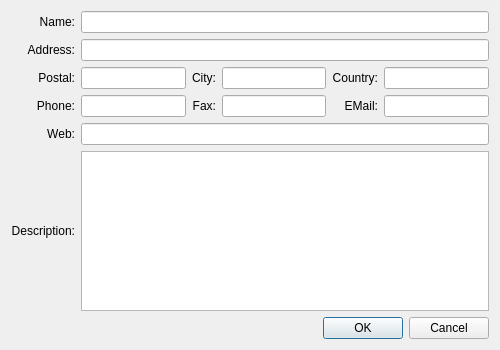
birkeh/qtPartlist, file cdistributoreditdialog.ui: the form before one commit.
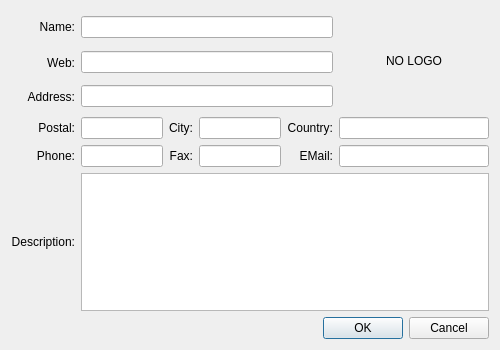
The form after the commit. Custom widgets are drawn as their Qt base class.

```diff
--- a/cdistributoreditdialog.ui
+++ b/cdistributoreditdialog.ui
@@ -18,17 +18,7 @@
     <layout class="QVBoxLayout" name="verticalLayout">
      <item>
       <layout class="QGridLayout" name="gridLayout">
-       <item row="4" column="0">
-        <widget class="QLabel" name="label_8">
-         <property name="text">
-          <string>Web:</string>
-         </property>
-         <property name="alignment">
-          <set>Qt::AlignRight|Qt::AlignTrailing|Qt::AlignVCenter</set>
-         </property>
-        </widget>
-       </item>
-       <item row="3" column="4">
+       <item row="4" column="4">
         <widget class="QLabel" name="label_7">
          <property name="text">
           <string>EMail:</string>
@@ -38,10 +28,10 @@
          </property>
         </widget>
        </item>
-       <item row="2" column="3">
+       <item row="3" column="3">
         <widget class="QLineEdit" name="m_lpCity"/>
        </item>
-       <item row="2" column="2">
+       <item row="3" column="2">
         <widget class="QLabel" name="label_4">
          <property name="text">
           <string>City:</string>
@@ -51,10 +41,10 @@
          </property>
         </widget>
        </item>
-       <item row="3" column="5">
+       <item row="4" column="5">
         <widget class="QLineEdit" name="m_lpEMail"/>
        </item>
-       <item row="2" column="4">
+       <item row="3" column="4">
         <widget class="QLabel" name="label_5">
          <property name="text">
           <string>Country:</string>
@@ -64,7 +54,7 @@
          </property>
         </widget>
        </item>
-       <item row="1" column="0">
+       <item row="2" column="0">
         <widget class="QLabel" name="label_2">
          <property name="text">
           <string>Address:</string>
@@ -84,7 +74,7 @@
          </property>
         </widget>
        </item>
-       <item row="2" column="0">
+       <item row="3" column="0">
         <widget class="QLabel" name="label_3">
          <property name="text">
           <string>Postal:</string>
@@ -94,13 +84,13 @@
          </property>
         </widget>
        </item>
-       <item row="2" column="1">
+       <item row="3" column="1">
         <widget class="QLineEdit" name="m_lpPostalCode"/>
        </item>
-       <item row="2" column="5">
+       <item row="3" column="5">
         <widget class="QLineEdit" name="m_lpCountry"/>
        </item>
-       <item row="3" column="0">
+       <item row="4" column="0">
         <widget class="QLabel" name="label_6">
          <property name="text">
           <string>Phone:</string>
@@ -110,13 +100,13 @@
          </property>
         </widget>
        </item>
-       <item row="3" column="1">
+       <item row="4" column="1">
         <widget class="QLineEdit" name="m_lpPhone"/>
        </item>
-       <item row="3" column="3">
+       <item row="4" column="3">
         <widget class="QLineEdit" name="m_lpFax"/>
        </item>
-       <item row="3" column="2">
+       <item row="4" column="2">
         <widget class="QLabel" name="label_10">
          <property name="text">
           <string>Fax:</string>
@@ -126,7 +116,32 @@
          </property>
         </widget>
        </item>
-       <item row="5" column="0">
+       <item row="0" column="5" rowspan="3">
+        <widget class="cLabel" name="m_lpLogo">
+         <property name="minimumSize">
+          <size>
+           <width>150</width>
+           <height>100</height>
+          </size>
+         </property>
+         <property name="maximumSize">
+          <size>
+           <width>150</width>
+           <height>100</height>
+          </size>
+         </property>
+         <property name="text">
+          <string>NO LOGO</string>
+         </property>
+         <property name="scaledContents">
+          <bool>false</bool>
+         </property>
+         <property name="alignment">
+          <set>Qt::AlignCenter</set>
+         </property>
+        </widget>
+       </item>
+       <item row="6" column="0">
         <widget class="QLabel" name="label_9">
          <property name="text">
           <string>Description:</string>
@@ -136,18 +151,28 @@
          </property>
         </widget>
        </item>
-       <item row="5" column="1" colspan="5">
+       <item row="6" column="1" colspan="5">
         <widget class="QTextEdit" name="m_lpDescription"/>
        </item>
-       <item row="4" column="1" colspan="5">
-        <widget class="QLineEdit" name="m_lpLink"/>
-       </item>
-       <item row="1" column="1" colspan="5">
+       <item row="2" column="1" colspan="4">
         <widget class="QLineEdit" name="m_lpAddress"/>
        </item>
-       <item row="0" column="1" colspan="5">
+       <item row="0" column="1" colspan="4">
         <widget class="QLineEdit" name="m_lpName"/>
        </item>
+       <item row="1" column="0">
+        <widget class="QLabel" name="label_8">
+         <property name="text">
+          <string>Web:</string>
+         </property>
+         <property name="alignment">
+          <set>Qt::AlignRight|Qt::AlignTrailing|Qt::AlignVCenter</set>
+         </property>
+        </widget>
+       </item>
+       <item row="1" column="1" colspan="4">
+        <widget class="QLineEdit" name="m_lpLink"/>
+       </item>
       </layout>
      </item>
      <item>
@@ -164,6 +189,13 @@
    </item>
   </layout>
  </widget>
+ <customwidgets>
+  <customwidget>
+   <class>cLabel</class>
+   <extends>QLabel</extends>
+   <header>clabel.h</header>
+  </customwidget>
+ </customwidgets>
  <tabstops>
   <tabstop>m_lpName</tabstop>
   <tabstop>m_lpAddress</tabstop>
```
Left out of the diff: 2 changed lines with no effect on the pictures.
